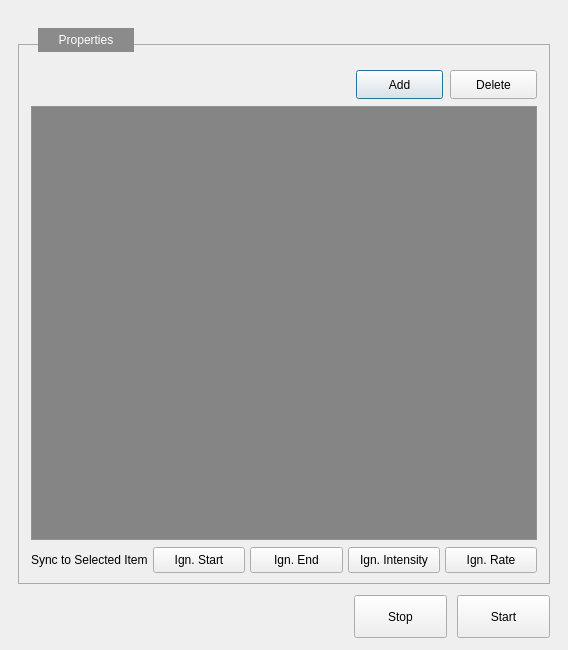
Above: code/Multi-Agent-Simulator/dlgWorldOptionFireEditor.ui from mhpark-etri/Multi-Agent-Simulator before the change. Below: the same form after it.
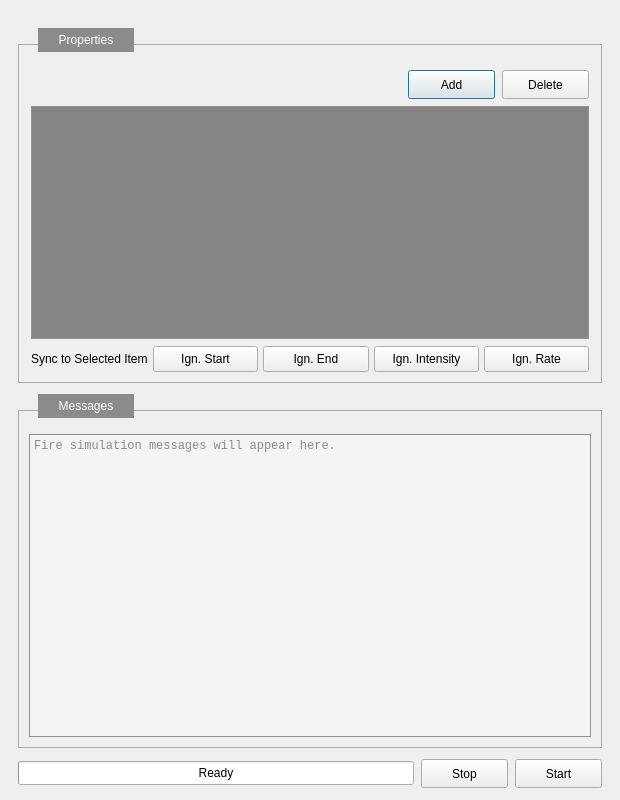
That is the form after the change.

```diff
--- a/code/Multi-Agent-Simulator/dlgWorldOptionFireEditor.ui
+++ b/code/Multi-Agent-Simulator/dlgWorldOptionFireEditor.ui
@@ -6,14 +6,14 @@
    <rect>
     <x>0</x>
     <y>0</y>
-    <width>568</width>
-    <height>650</height>
+    <width>620</width>
+    <height>800</height>
    </rect>
   </property>
   <property name="minimumSize">
    <size>
-    <width>530</width>
-    <height>490</height>
+    <width>550</width>
+    <height>620</height>
    </size>
   </property>
   <property name="windowTitle">
@@ -35,7 +35,7 @@
    <property name="bottomMargin">
     <number>12</number>
    </property>
-   <item>
+   <item stretch="5">
     <widget class="QGroupBox" name="gbWorldOptionFireProperties">
      <property name="title">
       <string>Properties</string>
@@ -248,10 +248,77 @@
      </layout>
     </widget>
    </item>
+   <item stretch="2">
+    <widget class="QGroupBox" name="gbWorldOptionFireMessages">
+     <property name="minimumSize">
+      <size>
+       <width>0</width>
+       <height>145</height>
+      </size>
+     </property>
+     <property name="title">
+      <string>Messages</string>
+     </property>
+     <property name="styleSheet">
+      <string notr="true">QGroupBox#gbWorldOptionFireMessages {
+    border: 1px solid #aaaaaa;
+    margin-top: 16px;
+}
+QGroupBox#gbWorldOptionFireMessages::title {
+    subcontrol-origin: margin;
+    subcontrol-position: top left;
+    left: 20px;
+    padding: 5px 19px;
+    background-color: #8b8b8b;
+    color: white;
+}
+QPlainTextEdit#pteWorldOptionFireMessages {
+    background-color: #f4f4f4;
+    color: #222222;
+    border: 1px solid #929292;
+    font-family: monospace;
+    font-size: 9pt;
+}</string>
+     </property>
+     <layout class="QVBoxLayout" name="verticalLayoutWorldOptionFireMessages">
+      <property name="leftMargin">
+       <number>8</number>
+      </property>
+      <property name="topMargin">
+       <number>20</number>
+      </property>
+      <property name="rightMargin">
+       <number>8</number>
+      </property>
+      <property name="bottomMargin">
+       <number>8</number>
+      </property>
+      <item>
+       <widget class="QPlainTextEdit" name="pteWorldOptionFireMessages">
+        <property name="minimumSize">
+         <size>
+          <width>0</width>
+          <height>105</height>
+         </size>
+        </property>
+        <property name="readOnly">
+         <bool>true</bool>
+        </property>
+        <property name="maximumBlockCount">
+         <number>300</number>
+        </property>
+        <property name="placeholderText">
+         <string>Fire simulation messages will appear here.</string>
+        </property>
+       </widget>
+      </item>
+     </layout>
+    </widget>
+   </item>
    <item>
     <layout class="QHBoxLayout" name="horizontalLayoutWorldOptionFireBottom">
      <property name="spacing">
-      <number>10</number>
+      <number>7</number>
      </property>
      <property name="leftMargin">
       <number>0</number>
@@ -265,18 +332,36 @@
      <property name="bottomMargin">
       <number>0</number>
      </property>
-     <item>
-      <spacer name="horizontalSpacerWorldOptionFireBottom">
-       <property name="orientation">
-        <enum>Qt::Horizontal</enum>
+     <item stretch="1">
+      <widget class="QProgressBar" name="prgWorldOptionFireProgress">
+       <property name="sizePolicy">
+        <sizepolicy hsizetype="Expanding" vsizetype="Fixed">
+         <horstretch>1</horstretch>
+         <verstretch>0</verstretch>
+        </sizepolicy>
        </property>
-       <property name="sizeHint" stdset="0">
+       <property name="minimumSize">
         <size>
-         <width>3</width>
-         <height>20</height>
+         <width>120</width>
+         <height>24</height>
         </size>
        </property>
-      </spacer>
+       <property name="maximumSize">
+        <size>
+         <width>16777215</width>
+         <height>24</height>
+        </size>
+       </property>
+       <property name="value">
+        <number>0</number>
+       </property>
+       <property name="textVisible">
+        <bool>true</bool>
+       </property>
+       <property name="format">
+        <string>Ready</string>
+       </property>
+      </widget>
      </item>
      <item>
       <widget class="QPushButton" name="btnWorldOptionFireStop">
@@ -285,14 +370,14 @@
        </property>
        <property name="minimumSize">
         <size>
-         <width>93</width>
-         <height>43</height>
+         <width>87</width>
+         <height>29</height>
         </size>
        </property>
        <property name="maximumSize">
         <size>
-         <width>93</width>
-         <height>16777215</height>
+         <width>87</width>
+         <height>29</height>
         </size>
        </property>
       </widget>
@@ -304,14 +389,14 @@
        </property>
        <property name="minimumSize">
         <size>
-         <width>93</width>
-         <height>43</height>
+         <width>87</width>
+         <height>29</height>
         </size>
        </property>
        <property name="maximumSize">
         <size>
-         <width>93</width>
-         <height>16777215</height>
+         <width>87</width>
+         <height>29</height>
         </size>
        </property>
       </widget>
```
